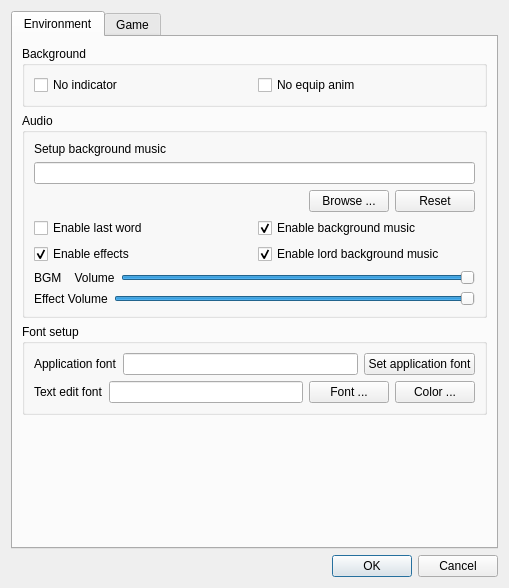
Qt form src/dialog/configdialog.ui (lwtmusou/touhoukill) before a commit.
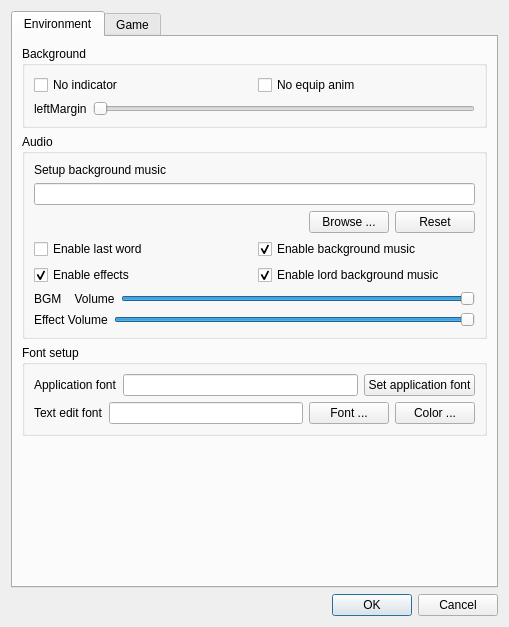
The same form after that commit.

What changed in the file:
```diff
--- a/src/dialog/configdialog.ui
+++ b/src/dialog/configdialog.ui
@@ -10,7 +10,7 @@
     <x>0</x>
     <y>0</y>
     <width>509</width>
-    <height>588</height>
+    <height>627</height>
    </rect>
   </property>
   <property name="sizePolicy">
@@ -59,6 +59,24 @@
               </item>
              </layout>
             </item>
+            <item>
+             <layout class="QHBoxLayout" name="horizontalLayout">
+              <item>
+               <widget class="QLabel" name="label">
+                <property name="text">
+                 <string>leftMargin</string>
+                </property>
+               </widget>
+              </item>
+              <item>
+               <widget class="QSlider" name="leftMarginSlider">
+                <property name="orientation">
+                 <enum>Qt::Orientation::Horizontal</enum>
+                </property>
+               </widget>
+              </item>
+             </layout>
+            </item>
            </layout>
           </widget>
          </item>
```
